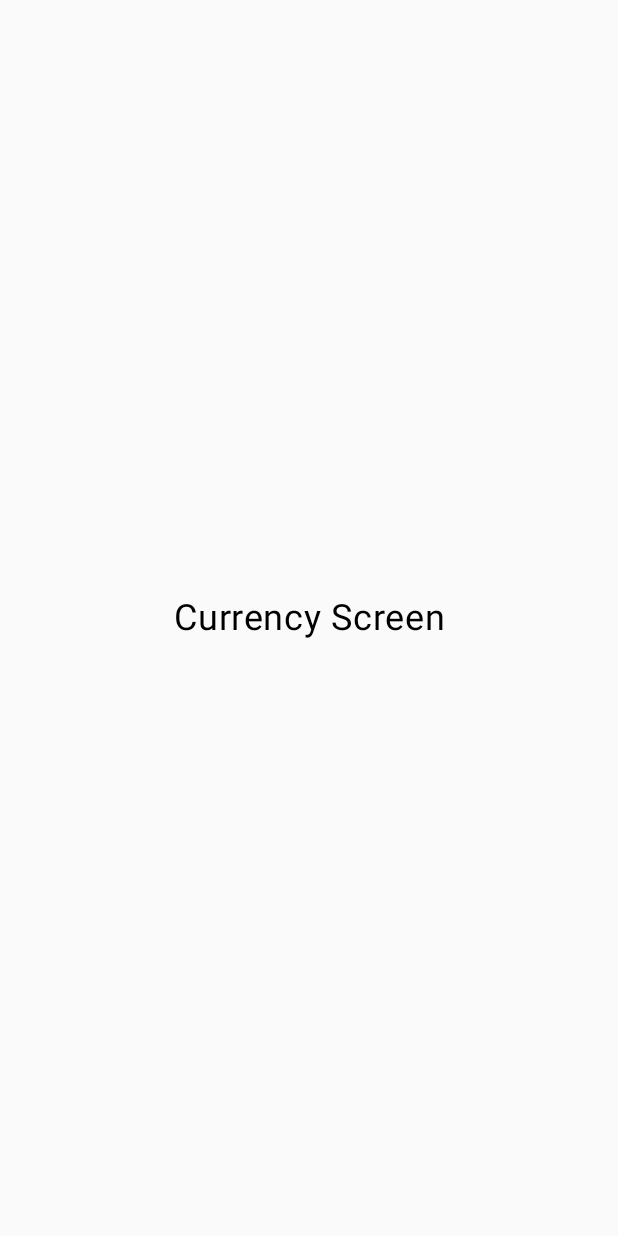
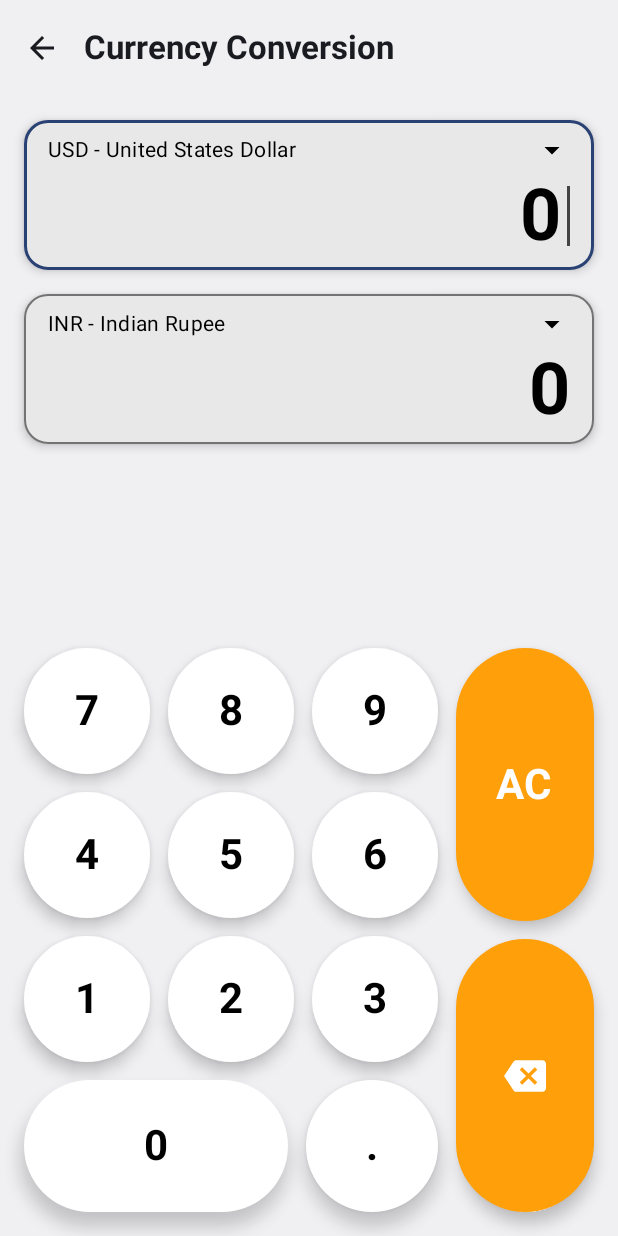
Before and after one commit to varun-anumalla/QuickConvert, an Android app built with Jetpack Compose: the CurrencyScreen screen opened through its navigation route, on a phone screen of 412 x 824 dp. Before the commit the screen is almost empty. Run offline under Robolectric (Android 15) with nearby library versions, the phone set to English and light mode, and no system bars.

Commit message:
feat:implemented CurrencyScreen UI

```diff
--- /dev/null
+++ b/app/src/main/java/com/varun/quickconvert/CurrencyScreen.kt
@@ -0,0 +1,344 @@
+package com.varun.quickconvert
+
+import androidx.compose.animation.core.*
+import androidx.compose.foundation.BorderStroke
+import androidx.compose.foundation.background
+import androidx.compose.foundation.clickable
+import androidx.compose.foundation.interaction.MutableInteractionSource
+import androidx.compose.foundation.interaction.collectIsPressedAsState
+import androidx.compose.foundation.layout.*
+import androidx.compose.foundation.shape.CircleShape
+import androidx.compose.foundation.shape.RoundedCornerShape
+import androidx.compose.material.icons.Icons
+import androidx.compose.material.icons.automirrored.filled.ArrowBack
+import androidx.compose.material.icons.automirrored.filled.Backspace
+import androidx.compose.material.icons.filled.ArrowDropDown
+import androidx.compose.material.icons.filled.Close
+import androidx.compose.material3.*
+import androidx.compose.runtime.*
+import androidx.compose.ui.Alignment
+import androidx.compose.ui.Modifier
+import androidx.compose.ui.draw.scale
+import androidx.compose.ui.graphics.Color
+import androidx.compose.ui.graphics.Shape
+import androidx.compose.ui.graphics.vector.ImageVector
+import androidx.compose.ui.text.TextStyle
+import androidx.compose.ui.text.font.FontWeight
+import androidx.compose.ui.text.rememberTextMeasurer
+import androidx.compose.ui.text.style.TextAlign
+import androidx.compose.ui.unit.Dp
+import androidx.compose.ui.unit.TextUnit
+import androidx.compose.ui.unit.dp
+import androidx.compose.ui.unit.sp
+import androidx.navigation.NavController
+
+// Consistent color scheme with other screens
+private val CurrencyScreenBackgroundColor = Color(0xFFF0F0F3)
+private val CurrencyOperatorButtonColor = Color(0xFFFF9F0A)
+private val CurrencyDisplayCardBackgroundColor = Color(0xFFE8E8E8)
+
+// Placeholder Data - This would be replaced by your ViewModel
+data class Currency(val code: String, val name: String)
+val sampleCurrencies = listOf(
+    Currency("USD", "United States Dollar"),
+    Currency("EUR", "Euro"),
+    Currency("JPY", "Japanese Yen"),
+    Currency("GBP", "British Pound"),
+    Currency("INR", "Indian Rupee")
+)
+
+@OptIn(ExperimentalMaterial3Api::class)
+@Composable
+fun CurrencyScreen(
+    navController: NavController,
+    // viewModel: CurrencyViewModel = viewModel() // This would be your actual ViewModel
+) {
+    // val uiState by viewModel.uiState.collectAsState() // Placeholder for state
+    var fromValue by remember { mutableStateOf("") }
+    var toValue by remember { mutableStateOf("") }
+    var fromCurrency by remember { mutableStateOf(sampleCurrencies[0]) }
+    var toCurrency by remember { mutableStateOf(sampleCurrencies[4]) }
+    var isFromFieldActive by remember { mutableStateOf(true) }
+    var showFromMenu by remember { mutableStateOf(false) }
+    var showToMenu by remember { mutableStateOf(false) }
+
+    Scaffold(
+        containerColor = CurrencyScreenBackgroundColor,
+        topBar = {
+            TopAppBar(
+                title = { Text("Currency Conversion", fontWeight = FontWeight.Bold) },
+                navigationIcon = {
+                    IconButton(onClick = { navController.popBackStack() }) {
+                        Icon(Icons.AutoMirrored.Filled.ArrowBack, contentDescription = "Back")
+                    }
+                },
+                colors = TopAppBarDefaults.topAppBarColors(containerColor = CurrencyScreenBackgroundColor)
+            )
+        }
+    ) { paddingValues ->
+        Column(
+            modifier = Modifier
+                .fillMaxSize()
+                .padding(paddingValues)
+        ) {
+            //--- DISPLAY SECTION ---
+            Column(
+                modifier = Modifier
+                    .fillMaxWidth()
+                    .padding(top = 16.dp, start = 16.dp, end = 16.dp)
+            ) {
+                Box {
+                    CurrencyConversionDisplay(
+                        currency = fromCurrency,
+                        value = fromValue,
+                        isActive = isFromFieldActive,
+                        onFieldClick = { isFromFieldActive = true },
+                        onUnitClick = { showFromMenu = true }
+                    )
+                    CurrencySelectionMenu(
+                        expanded = showFromMenu,
+                        onDismiss = { showFromMenu = false },
+                        onCurrencySelected = { currency ->
+                            fromCurrency = currency
+                            showFromMenu = false
+                            // Trigger recalculation
+                        },
+                        currencies = sampleCurrencies
+                    )
+                }
+                Spacer(Modifier.height(16.dp))
+                Box {
+                    CurrencyConversionDisplay(
+                        currency = toCurrency,
+                        value = toValue,
+                        isActive = !isFromFieldActive,
+                        onFieldClick = { isFromFieldActive = false },
+                        onUnitClick = { showToMenu = true }
+                    )
+                    CurrencySelectionMenu(
+                        expanded = showToMenu,
+                        onDismiss = { showToMenu = false },
+                        onCurrencySelected = { currency ->
+                            toCurrency = currency
+                            showToMenu = false
+                            // Trigger recalculation
+                        },
+                        currencies = sampleCurrencies
+                    )
+                }
+            }
+            Spacer(Modifier.weight(1f))
+            //--- KEYPAD SECTION ---
+            val buttonSpacing = 12.dp
+            Row(
+                modifier = Modifier
+                    .padding(horizontal = 16.dp)
+                    .height(IntrinsicSize.Max),
+                horizontalArrangement = Arrangement.spacedBy(buttonSpacing)
+            ) {
+                // Number grid
+                Column(
+                    modifier = Modifier.weight(3f),
+                    verticalArrangement = Arrangement.spacedBy(buttonSpacing)
+                ) {
+                    Row(horizontalArrangement = Arrangement.spacedBy(buttonSpacing)) {
+                        CurrencyKeypadButton(symbol = "7", modifier = Modifier.weight(1f)) { /* Append Number */ }
+                        CurrencyKeypadButton(symbol = "8", modifier = Modifier.weight(1f)) { /* Append Number */ }
+                        CurrencyKeypadButton(symbol = "9", modifier = Modifier.weight(1f)) { /* Append Number */ }
+                    }
+                    Row(horizontalArrangement = Arrangement.spacedBy(buttonSpacing)) {
+                        CurrencyKeypadButton(symbol = "4", modifier = Modifier.weight(1f)) { /* Append Number */ }
+                        CurrencyKeypadButton(symbol = "5", modifier = Modifier.weight(1f)) { /* Append Number */ }
+                        CurrencyKeypadButton(symbol = "6", modifier = Modifier.weight(1f)) { /* Append Number */ }
+                    }
+                    Row(horizontalArrangement = Arrangement.spacedBy(buttonSpacing)) {
+                        CurrencyKeypadButton(symbol = "1", modifier = Modifier.weight(1f)) { /* Append Number */ }
+                        CurrencyKeypadButton(symbol = "2", modifier = Modifier.weight(1f)) { /* Append Number */ }
+                        CurrencyKeypadButton(symbol = "3", modifier = Modifier.weight(1f)) { /* Append Number */ }
+                    }
+                    Row(horizontalArrangement = Arrangement.spacedBy(buttonSpacing)) {
+                        CurrencyKeypadButton(symbol = "0", modifier = Modifier.weight(2f), shape = RoundedCornerShape(50.dp)) { /* Append Number */ }
+                        CurrencyKeypadButton(symbol = ".", modifier = Modifier.weight(1f)) { /* Append Decimal */ }
+                    }
+                }
+                // Action buttons
+                Column(
+                    modifier = Modifier.weight(1f).fillMaxHeight(),
+                    verticalArrangement = Arrangement.spacedBy(buttonSpacing)
+                ) {
+                    CurrencyKeypadButton(symbol = "AC", modifier = Modifier.weight(1f), color = CurrencyOperatorButtonColor,
+                        textColor = Color.White, shape = RoundedCornerShape(50.dp)) { /* Clear */ }
+                    CurrencyKeypadIconButton(icon = Icons.AutoMirrored.Filled.Backspace, modifier = Modifier.weight(1f),
+                        color = CurrencyOperatorButtonColor, tint = Color.White, shape = RoundedCornerShape(50.dp)) { /* Backspace */ }
+                }
+            }
+            Spacer(modifier = Modifier.height(16.dp))
+        }
+    }
+}
+
+@Composable
+private fun CurrencyConversionDisplay(
+    currency: Currency,
+    value: String,
+    isActive: Boolean,
+    onFieldClick: () -> Unit,
+    onUnitClick: () -> Unit
+) {
+    val borderColor = if (isActive) MaterialTheme.colorScheme.primary else Color.Black.copy(alpha = 0.5f)
+    Card(
+        modifier = Modifier
+            .fillMaxWidth()
+            .height(100.dp)
+            .clickable(onClick = onFieldClick),
+        shape = RoundedCornerShape(16.dp),
+        colors = CardDefaults.cardColors(containerColor = CurrencyDisplayCardBackgroundColor),
+        border = BorderStroke(if (isActive) 2.dp else 1.dp, borderColor),
+        elevation = CardDefaults.cardElevation(defaultElevation = 4.dp)
+    ) {
+        Column(
+            modifier = Modifier
+                .fillMaxSize()
+                .padding(horizontal = 16.dp, vertical = 8.dp),
+            verticalArrangement = Arrangement.SpaceBetween
+        ) {
+            Row(
+                modifier = Modifier
+                    .fillMaxWidth()
+                    .clickable(onClick = onUnitClick),
+                verticalAlignment = Alignment.CenterVertically
+            ) {
+                Text(
+                    text = "${currency.code} - ${currency.name}",
+                    style = MaterialTheme.typography.bodyMedium,
+                    modifier = Modifier.weight(1f)
+                )
+                Icon(Icons.Default.ArrowDropDown, contentDescription = "Select Currency")
+            }
+            Row(
+                modifier = Modifier.fillMaxWidth(),
+                verticalAlignment = Alignment.CenterVertically,
+                horizontalArrangement = Arrangement.End
+            ) {
+                // You can reuse the AutoResizeText from your other screens
+                Text(
+                    text = if (value.isEmpty()) "0" else value,
+                    style = TextStyle(
+                        fontSize = 48.sp,
+                        fontWeight = FontWeight.Bold,
+                        textAlign = TextAlign.End
+                    )
+                )
+                if (isActive) {
+                    Spacer(Modifier.width(4.dp))
+                    // You can reuse the BlinkingCursor from your other screens
+                    Box(modifier = Modifier.width(2.dp).height(40.dp).background(Color.DarkGray))
+                }
+            }
+        }
+    }
+}
+
+@Composable
+private fun CurrencySelectionMenu(
+    expanded: Boolean,
+    onDismiss: () -> Unit,
+    onCurrencySelected: (Currency) -> Unit,
+    currencies: List<Currency>
+) {
+    DropdownMenu(
+        expanded = expanded,
+        onDismissRequest = onDismiss,
+        modifier = Modifier.background(CurrencyDisplayCardBackgroundColor, RoundedCornerShape(16.dp))
+    ) {
+        Row(
+            modifier = Modifier.fillMaxWidth().padding(horizontal = 16.dp, vertical = 8.dp),
+            verticalAlignment = Alignment.CenterVertically,
+            horizontalArrangement = Arrangement.SpaceBetween
+        ) {
+            Text("Select Currency", style = MaterialTheme.typography.titleSmall)
+            IconButton(onClick = onDismiss, modifier = Modifier.size(24.dp)) {
+                Icon(Icons.Default.Close, contentDescription = "Close")
+            }
+        }
+        HorizontalDivider()
+        currencies.forEach { currency ->
+            DropdownMenuItem(
+                text = { Text("${currency.code} - ${currency.name}") },
+                onClick = { onCurrencySelected(currency) }
+            )
+        }
+    }
+}
+
+@Composable
+private fun CurrencyKeypadButton(
+    symbol: String,
+    modifier: Modifier = Modifier,
+    color: Color = Color.White,
+    textColor: Color = Color.Black,
+    shape: Shape = CircleShape,
+    onClick: () -> Unit
+) {
+    val interactionSource = remember { MutableInteractionSource() }
+    val isPressed by interactionSource.collectIsPressedAsState()
+    val scale by animateFloatAsState(targetValue = if (isPressed) 0.70f else 1f, label = "scale")
+    Card(
+        modifier = modifier
+            .scale(scale)
+            .then(if (shape == CircleShape) Modifier.aspectRatio(1f) else Modifier)
+            .clickable(
+                interactionSource = interactionSource,
+                indication = null,
+                onClick = onClick
+            ),
+        shape = shape,
+        colors = CardDefaults.cardColors(containerColor = color),
+        elevation = CardDefaults.cardElevation(defaultElevation = 6.dp)
+    ) {
+        Box(
+            contentAlignment = Alignment.Center,
+            modifier = Modifier.fillMaxSize()
+        ) {
+            Text(text = symbol, fontSize = 28.sp, fontWeight = FontWeight.Bold, color = textColor)
+        }
+    }
+}
+
+@Composable
+private fun CurrencyKeypadIconButton(
+    icon: ImageVector,
+    modifier: Modifier = Modifier,
+    color: Color = Color.White,
+    tint: Color = Color.Black,
+    shape: Shape = CircleShape,
+    onClick: () -> Unit
+) {
+    val interactionSource = remember { MutableInteractionSource() }
+    val isPressed by interactionSource.collectIsPressedAsState()
+    val scale by animateFloatAsState(targetValue = if (isPressed) 0.70f else 1f, label = "scale")
+    Card(
+        modifier = modifier
+            .scale(scale)
+            .clickable(
+                interactionSource = interactionSource,
+                indication = null,
+                onClick = onClick
+            ),
+        shape = shape,
+        colors = CardDefaults.cardColors(containerColor = color),
+        elevation = CardDefaults.cardElevation(defaultElevation = 6.dp)
+    ) {
+        Box(
+            contentAlignment = Alignment.Center,
+            modifier = Modifier.fillMaxSize()
+        ) {
+            Icon(
+                imageVector = icon,
+                contentDescription = null,
+                tint = tint,
+                modifier = Modifier.size(28.dp)
+            )
+        }
+    }
+}
--- a/app/src/main/java/com/varun/quickconvert/MainActivity.kt
+++ b/app/src/main/java/com/varun/quickconvert/MainActivity.kt
@@ -57,7 +57,7 @@ fun AppNavigation() {
         }
         // Defines the "currency" screen route
         composable("currency") {
-            CurrencyScreen() // Placeholder screen
+            CurrencyScreen(navController = navController)
         }
         /* this Defines the "calculator" screen route */
         composable("calculator") { CalculatorScreen(navController = navController) }
@@ -160,12 +160,6 @@ fun CategoryCard(
 }
 // --- ALL PLACEHOLDER SCREENS ---
 
-@Composable
-fun CurrencyScreen() {
-    Box(modifier = Modifier.fillMaxSize(), contentAlignment = Alignment.Center) {
-        Text("Currency Screen", fontSize = 24.sp, textAlign = TextAlign.Center)
-    }
-}
 
 
 
```
